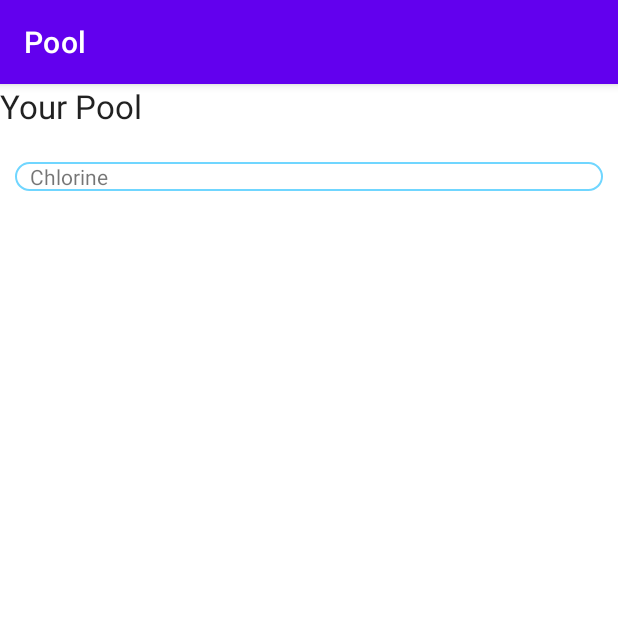
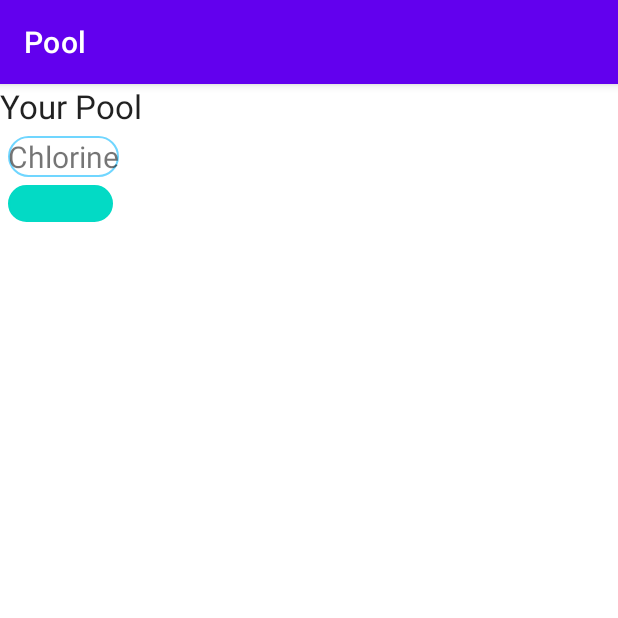
Before and after one commit to shxmbles/PoolTest, an Android app: the screen it shows after launch (MainActivity), on a phone screen of 412 x 824 dp, the top half of it. Run offline under Robolectric (Android 15) with nearby library versions, the light colour scheme and no system bars.

Commit message:
Added the Main View Model and Main Fragment - MVVM.
Moved the logic to Main Fragment.

Added Synthetics

Added a editText

Changed the Input Type to Numeric Keyboard

Return statement lifted out of if statement

Changed variable, and id names according to coding conventions

Corrected the relative layout setup according the storyboard of the project.

```diff
--- a/app/src/main/java/com/example/pool/MainActivity.kt
+++ b/app/src/main/java/com/example/pool/MainActivity.kt
@@ -4,36 +4,12 @@ import androidx.appcompat.app.AppCompatActivity
 import android.os.Bundle
 import com.example.pool.dto.Chemical
 import com.example.pool.dto.Algae
-import kotlinx.android.synthetic.main.activity_main.*
 
 class MainActivity : AppCompatActivity() {
-
-
-    //each chemical can be created here using the chemical class
-    val exampleChemical = Chemical(name= "example", okRange = arrayOf(1F, 5F), hoursCantSwim = 0F,
-        ozPerGallon = .005F)
-    val chlorine = Chemical(name= "chl", okRange = arrayOf(1F, 5F), hoursCantSwim = 8F,
-            ozPerGallon = .005F)
-
-
-    val alkalinity = Chemical(name= "alk", okRange = arrayOf(80F, 120F), hoursCantSwim = 0F,
-            ozPerGallon = .005F)
-    val calciumHardness = Chemical(name= "cal", okRange = arrayOf(200F, 300F), hoursCantSwim = 0F,
-            ozPerGallon = .005F)
-    val pH = Chemical(name= "pH", okRange = arrayOf(7.4F, 7.6F), hoursCantSwim = 0F,
-            ozPerGallon = .005F)
-    val cyanuricAcid = Chemical(name= "cya", okRange = arrayOf(30F, 100F), hoursCantSwim = 0F,
-            ozPerGallon = .005F)
-    val totalDissolvedSolids = Chemical(name= "tds", okRange = arrayOf(0F, 1500F), hoursCantSwim = 0F,
-            ozPerGallon = .005F)
-    val phosphates = Chemical(name= "pho", okRange = arrayOf(0F, 100F), hoursCantSwim = 0F,
-            ozPerGallon = .005F)
-    val gAlgae = Algae(type= "Green", hoursCantSwim= 0F, ozPerGallon= 0F, chlBoostPerGallon= 0F)
-    val yAlgae = Algae(type= "Yellow", hoursCantSwim= 0F, ozPerGallon= 0F, chlBoostPerGallon= 0F)
-    val bAlgae = Algae(type= "Black", hoursCantSwim= 0F, ozPerGallon= 0F, chlBoostPerGallon= 0F)
 
     override fun onCreate(savedInstanceState: Bundle?) {
         super.onCreate(savedInstanceState)
         setContentView(R.layout.activity_main)
+
     }
 }
--- a/app/src/main/res/layout/activity_main.xml
+++ b/app/src/main/res/layout/activity_main.xml
@@ -4,25 +4,30 @@
     android:layout_height="match_parent">
 
     <TextView
-        android:id="@+id/textView"
+        android:id="@+id/txtPool"
         android:layout_width="wrap_content"
         android:layout_height="wrap_content"
         android:text="Your Pool"
         android:textAppearance="@style/TextAppearance.AppCompat.Large" />
 
     <TextView
-        android:id="@+id/txtChlorine"
-        android:layout_width="392dp"
+        android:id="@+id/viewChlorine"
+        android:layout_width="wrap_content"
         android:layout_height="wrap_content"
-        android:layout_alignParentTop="true"
-        android:layout_alignParentEnd="true"
-        android:layout_alignParentRight="true"
-        android:layout_marginLeft="10dp"
-        android:layout_marginTop="52dp"
-        android:layout_marginEnd="10dp"
-        android:layout_marginRight="10dp"
+        android:layout_below="@id/txtPool"
+        android:layout_margin="5dp"
         android:background="@drawable/drawableback"
         android:text="Chlorine"
-        android:paddingLeft="10dp"
-        />
+        android:textSize="20dp"/>
+
+    <EditText
+        android:id="@+id/txtChlorine"
+        android:layout_width="70dp"
+        android:layout_height="wrap_content"
+        android:layout_below="@id/viewChlorine"
+        android:backgroundTint="@color/teal_200"
+        android:background="@drawable/drawableback"
+        android:layout_marginLeft="5dp"
+        android:inputType="phone"
+        ></EditText>
 </RelativeLayout>
```
Also changed, not shown: app/src/main/java/com/example/pool/dto/Algae.kt (+5 -7 lines), app/src/main/java/com/example/pool/ui/main/MainFragment.kt (added, +54 -0 lines), app/src/main/java/com/example/pool/ui/main/MainViewModel.kt (added, +7 -0 lines).
